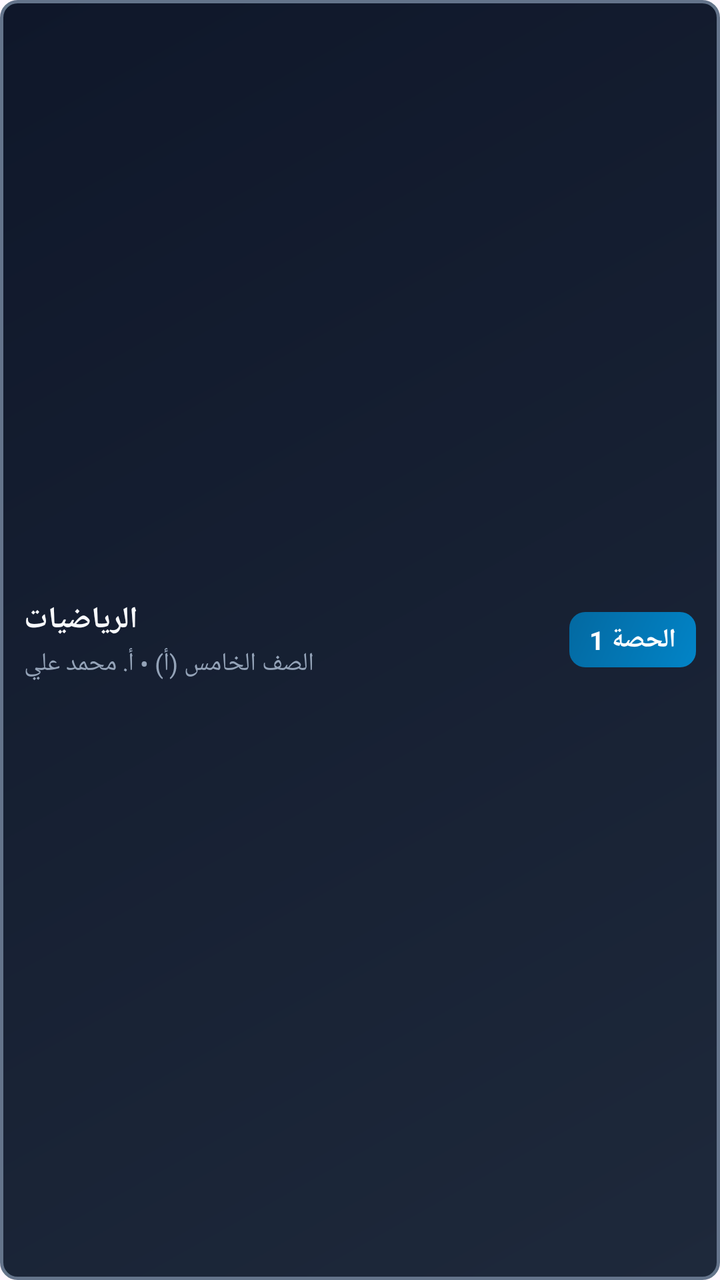
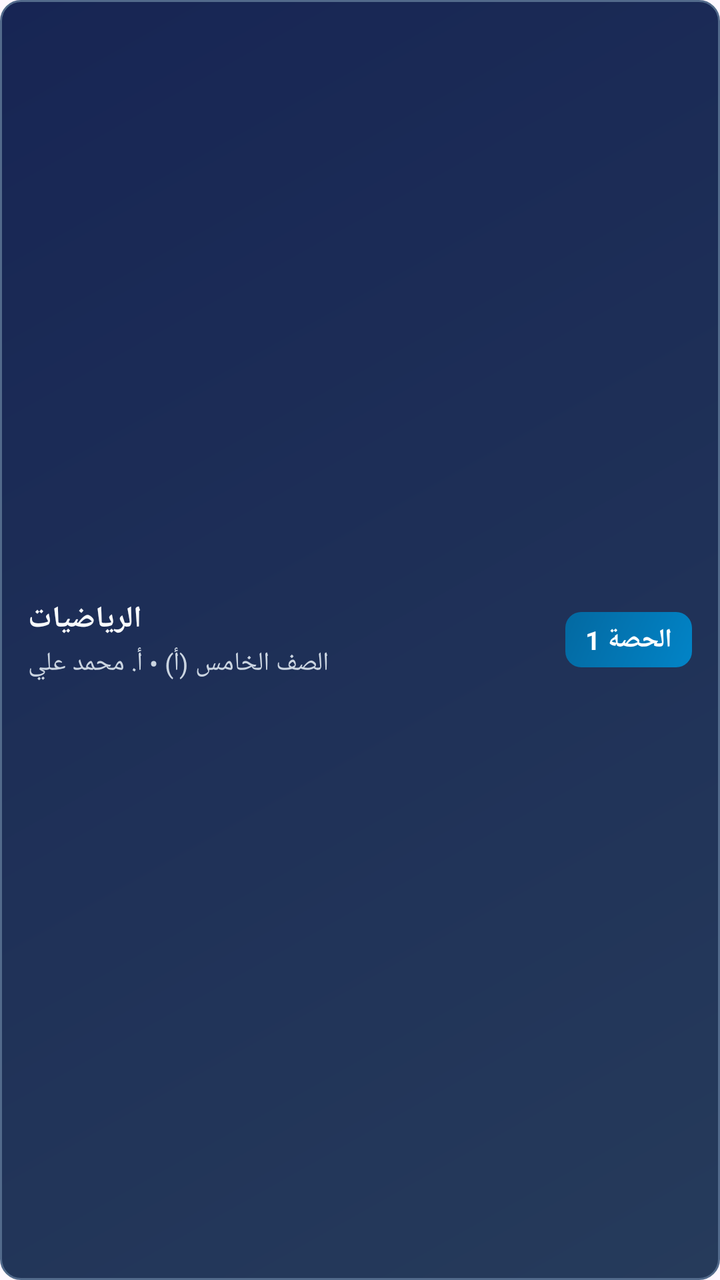

Two renders of the same Android screen: before a commit and after it. Below are the layout's source before the change and the commit's diff.
<!-- AndroidManifest.xml: application theme Theme.SchoolSystem -->
<!-- res/layout/widget_full_lesson_item.xml -->
<?xml version="1.0" encoding="utf-8"?>
<LinearLayout xmlns:android="http://schemas.android.com/apk/res/android"
    android:id="@+id/widget_item_container"
    android:layout_width="match_parent"
    android:layout_height="wrap_content"
    android:orientation="horizontal"
    android:background="@drawable/widget_item_bg"
    android:padding="12dp"
    android:gravity="center_vertical">

    
    <LinearLayout
        android:layout_width="0dp"
        android:layout_height="wrap_content"
        android:layout_weight="1"
        android:orientation="vertical"
        android:gravity="start">

        <LinearLayout
            android:layout_width="wrap_content"
            android:layout_height="wrap_content"
            android:orientation="horizontal"
            android:gravity="center_vertical">

            <TextView
                android:id="@+id/item_subject_text"
                android:layout_width="wrap_content"
                android:layout_height="wrap_content"
                android:text="الرياضيات"
                android:textColor="#F8FAFC"
                android:textSize="15sp"
                android:textStyle="bold" />

            <TextView
                android:id="@+id/item_teacher_badge"
                android:layout_width="wrap_content"
                android:layout_height="wrap_content"
                android:layout_marginStart="8dp"
                android:background="@drawable/widget_teacher_badge_bg"
                android:paddingStart="7dp"
                android:paddingEnd="7dp"
                android:paddingTop="3dp"
                android:paddingBottom="3dp"
                android:text="⭐ حصتك"
                android:textColor="#FFFFFF"
                android:textSize="11.5sp"
                android:textStyle="bold"
                android:visibility="gone" />
        </LinearLayout>

        <TextView
            android:id="@+id/item_details_text"
            android:layout_width="wrap_content"
            android:layout_height="wrap_content"
            android:text="الصف الخامس (أ) • أ. محمد علي"
            android:textColor="#94A3B8"
            android:textSize="12.5sp"
            android:layout_marginTop="3dp" />
    </LinearLayout>

    
    <TextView
        android:id="@+id/item_lesson_badge"
        android:layout_width="wrap_content"
        android:layout_height="wrap_content"
        android:background="@drawable/widget_badge_bg"
        android:paddingStart="10dp"
        android:paddingEnd="10dp"
        android:paddingTop="5dp"
        android:paddingBottom="5dp"
        android:text="الحصة 1"
        android:textColor="#FFFFFF"
        android:textSize="13sp"
        android:textStyle="bold" />

</LinearLayout>
<!-- resources referenced by this layout -->
<resources>
  <!-- drawable widget_badge_bg (drawable) -->
  <?xml version="1.0" encoding="utf-8"?>
  <shape xmlns:android="http://schemas.android.com/apk/res/android"
      android:shape="rectangle">
      <gradient
          android:startColor="#0284C7"
          android:endColor="#0369A1"
          android:angle="135" />
      <corners android:radius="8dp" />
  </shape>
  <!-- drawable widget_item_bg (drawable) -->
  <?xml version="1.0" encoding="utf-8"?>
  <shape xmlns:android="http://schemas.android.com/apk/res/android"
      android:shape="rectangle">
      <gradient
          android:startColor="#1E293B"
          android:endColor="#0F172A"
          android:angle="135" />
      <corners android:radius="8dp" />
      <stroke android:width="1.5dp" android:color="#64748B" />
  </shape>
  <!-- drawable widget_teacher_badge_bg (drawable) -->
  <?xml version="1.0" encoding="utf-8"?>
  <shape xmlns:android="http://schemas.android.com/apk/res/android"
      android:shape="rectangle">
      <gradient
          android:startColor="#059669"
          android:endColor="#047857"
          android:angle="135" />
      <corners android:radius="8dp" />
  </shape>
  <style name="Theme.SchoolSystem" parent="Theme.Material3.Light.NoActionBar">
      </style>
</resources>

<!-- the commit's change to res/layout/widget_full_lesson_item.xml (unified diff, before → after) -->
@@ -5,7 +5,7 @@
     android:layout_height="wrap_content"
     android:orientation="horizontal"
     android:background="@drawable/widget_item_bg"
-    android:padding="12dp"
+    android:padding="14dp"
     android:gravity="center_vertical">
 
     
@@ -53,8 +53,8 @@
             android:layout_width="wrap_content"
             android:layout_height="wrap_content"
             android:text="الصف الخامس (أ) • أ. محمد علي"
-            android:textColor="#94A3B8"
-            android:textSize="12.5sp"
+            android:textColor="#CBD5E1"
+            android:textSize="13sp"
             android:layout_marginTop="3dp" />
     </LinearLayout>
 
<!-- resource entries referenced after the edit -->
@@ -15,11 +15,11 @@
   <shape xmlns:android="http://schemas.android.com/apk/res/android"
       android:shape="rectangle">
       <gradient
-          android:startColor="#1E293B"
-          android:endColor="#0F172A"
+          android:startColor="#263B5B"
+          android:endColor="#172554"
           android:angle="135" />
-      <corners android:radius="8dp" />
-      <stroke android:width="1.5dp" android:color="#64748B" />
+      <corners android:radius="10dp" />
+      <stroke android:width="1dp" android:color="#526A8B" />
   </shape>
   <!-- drawable widget_teacher_badge_bg (drawable) -->
   <?xml version="1.0" encoding="utf-8"?>
